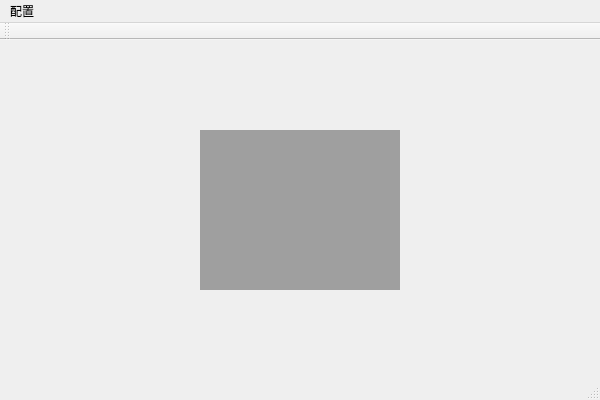
First picture: the form in Amadeus/MainWindow.ui, repository yxw027/Amadeus, before the edit.
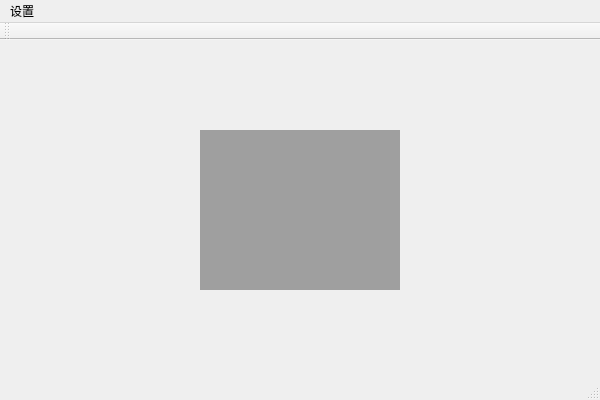
Second picture: the form after the edit.

Commit message: 规范菜单项“网络配置”名称为“数据库配置”，同时规范其actionNetSet名称为actionDBSet。

Diff of the .ui file:
```diff
--- a/Amadeus/MainWindow.ui
+++ b/Amadeus/MainWindow.ui
@@ -36,7 +36,7 @@
    </property>
    <widget class="QMenu" name="menu">
     <property name="title">
-     <string>配置</string>
+     <string>设置</string>
     </property>
     <addaction name="actionNetSet"/>
    </widget>
```
Left out of the diff: 9 changed lines with no effect on the pictures. The commit also changes 2 other files.
